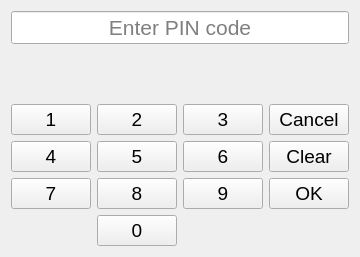
This is qt/pinCodeDLL/pincodeui.ui in lassesuomela/banksim as Qt 5 draws it before an edit. The edited form follows.
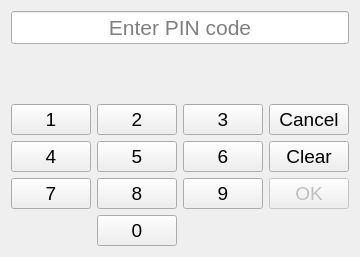
This is the edited form.

Commit message: removed unused duplicate function, disabled ok btn on start, it will be enabled if user input 4 digits and has tries left, renamed btn

```diff
--- a/qt/pinCodeDLL/pincodeui.ui
+++ b/qt/pinCodeDLL/pincodeui.ui
@@ -234,6 +234,9 @@
        </item>
        <item row="3" column="3">
         <widget class="QPushButton" name="btn_ok">
+         <property name="enabled">
+          <bool>false</bool>
+         </property>
          <property name="font">
           <font>
            <pointsize>14</pointsize>
```
Left out of the diff: 2 changed lines with no effect on the pictures. The commit also changes 2 other files.
